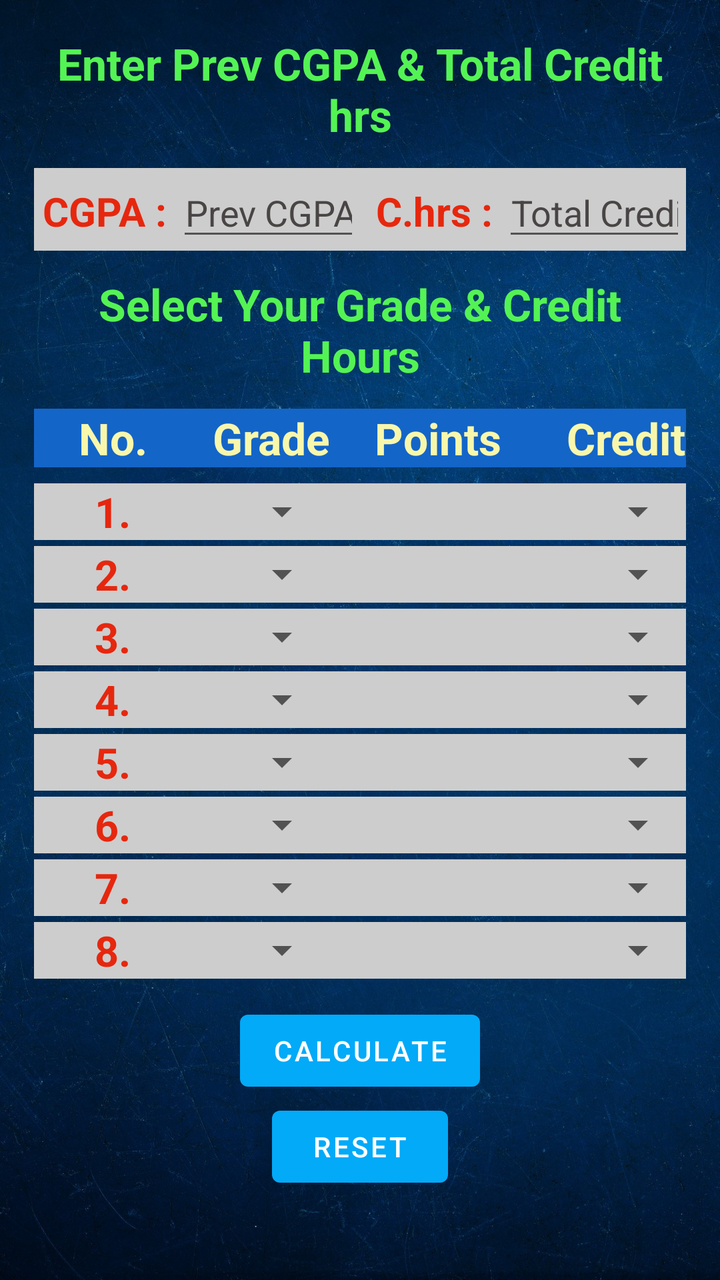
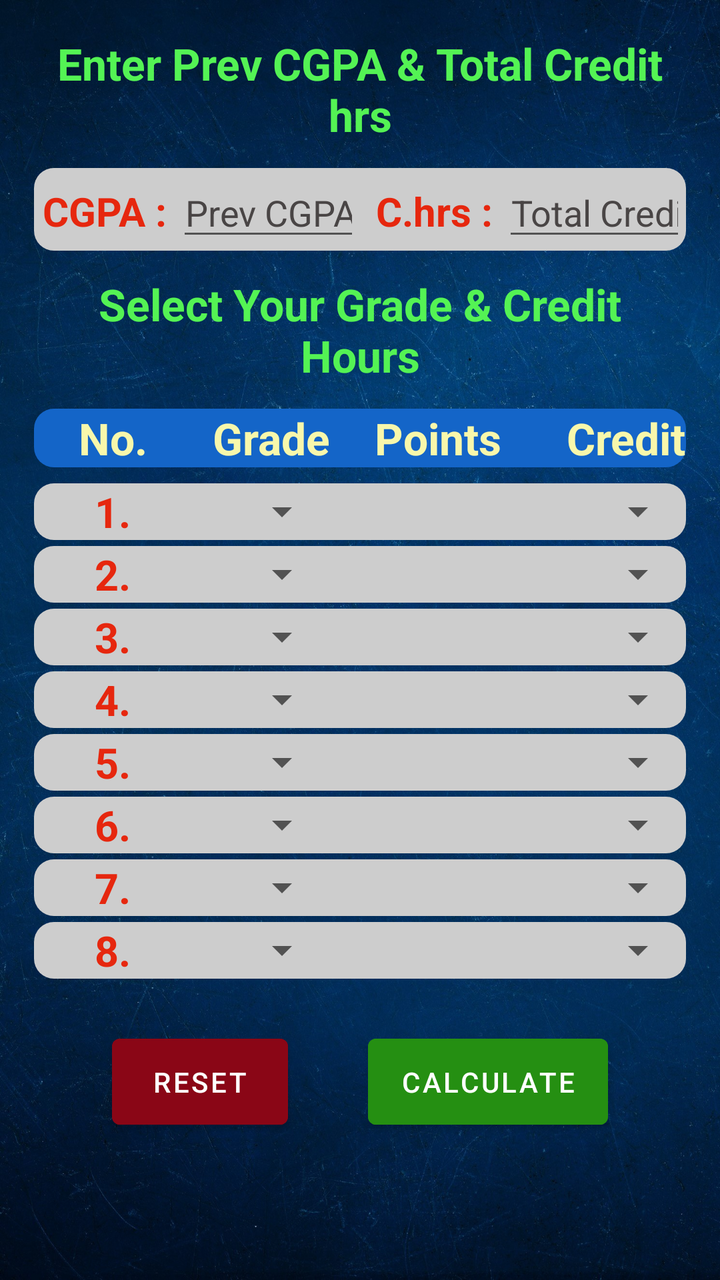

The first picture is an Android layout as it rendered before a commit; the second is the same layout after the commit. The layout source and the unified diff follow.
<!-- AndroidManifest.xml: application theme MyAppTheme -->
<!-- res/layout/activity_main.xml -->
<?xml version="1.0" encoding="utf-8"?>
<LinearLayout xmlns:android="http://schemas.android.com/apk/res/android"
    xmlns:tools="http://schemas.android.com/tools"
    android:layout_width="match_parent"
    android:layout_height="match_parent"
    tools:context=".MainActivity"
    android:background="@drawable/app_wallpaper"
    android:padding="5dp"
    android:orientation="vertical">


    <TextView
        android:layout_width="match_parent"
        android:layout_height="wrap_content"
        android:text= "@string/enter_prev_cgpa_total_cr_hours"
        android:textColor="@color/light_green"
        android:textStyle="bold"
        android:textSize="22sp"
        android:gravity="center"
        android:layout_marginTop="12dp"
        android:layout_marginStart="12dp"
        android:layout_marginEnd="12dp"
        />

    <LinearLayout
        android:layout_width="match_parent"
        android:layout_height="wrap_content"
        android:orientation="horizontal"
        android:background="@color/grey"
        android:layout_margin="12dp">

        <TextView
            android:layout_width="wrap_content"
            android:layout_height="wrap_content"
            android:text="CGPA : "
            android:textSize="20sp"
            android:textStyle="bold"
            android:gravity="center"
            android:layout_marginStart="4dp"
            android:textColor="@color/red"
            />

        <EditText
            android:id="@+id/PrevCGPA"
            android:layout_width="0dp"
            android:layout_height="wrap_content"
            android:layout_weight="1"
            android:textColorHint="@color/hintBlack"
            android:gravity="center"
            android:layout_marginEnd="4dp"
            android:hint="@string/enter_prev_cgpa"
            android:inputType="numberDecimal"/>

        <TextView
            android:layout_width="wrap_content"
            android:layout_height="wrap_content"
            android:text="C.hrs : "
            android:textSize="20sp"
            android:textStyle="bold"
            android:gravity="center"
            android:layout_marginStart="4dp"
            android:textColor="@color/red"
            />

        <EditText
            android:id="@+id/TotalCredit"
            android:layout_width="0dp"
            android:layout_height="wrap_content"
            android:layout_weight="1"
            android:gravity="center"
            android:textColorHint="@color/hintBlack"
            android:hint="@string/enter_total_credit_hours"
            android:inputType="numberDecimal"/>

    </LinearLayout>


    <TextView
        android:layout_width="match_parent"
        android:layout_height="wrap_content"
        android:text= "@string/select_your_grade_credit_hours"
        android:textColor="@color/light_green"
        android:textStyle="bold"
        android:textSize="22sp"
        android:gravity="center"
        android:layout_marginStart="12dp"
        android:layout_marginEnd="12dp"
        />

    <TableLayout
        android:layout_width="match_parent"
        android:layout_height="wrap_content"
        android:layout_margin="12dp"
        android:stretchColumns="1,3">

        <TableRow
            android:layout_width="match_parent"
            android:layout_height="wrap_content"
            android:background="@color/light_blue">
            <TextView
                android:layout_width="match_parent"
                android:layout_height="match_parent"
                android:text= "No."
                android:textColor="@color/cream"
                android:textStyle="bold"
                android:textSize="22sp"
                android:gravity="center"
                android:layout_column="1"
                />
            <TextView
                android:layout_width="match_parent"
                android:layout_height="match_parent"
                android:text= "  Grade"
                android:textColor="@color/cream"
                android:textStyle="bold"
                android:textSize="22sp"
                android:layout_column="2"
                />
            <TextView
                android:layout_width="match_parent"
                android:layout_height="match_parent"
                android:text= "Points"
                android:textColor="@color/cream"
                android:textStyle="bold"
                android:gravity="center"
                android:textSize="22sp"
                android:layout_column="3"
                />
            <TextView
                android:layout_width="match_parent"
                android:layout_height="match_parent"
                android:text= "  Credit"
                android:textColor="@color/cream"
                android:textStyle="bold"
                android:textSize="22sp"
                android:layout_column="4"
                />

        </TableRow>

        <TableRow
            android:layout_width="match_parent"
            android:layout_height="100dp"
            android:layout_marginTop="8dp"
            android:background="@color/grey">
            
            <TextView
                android:layout_width="match_parent"
                android:layout_height="match_parent"
                android:text= "1."
                android:textColor="@color/red"
                android:textSize="21sp"
                android:gravity="center"
                android:textStyle="bold"
                android:layout_column="1"
                />
            <Spinner
                android:id="@+id/gradeList1"
                android:layout_width="match_parent"
                android:layout_height="match_parent"/>
            <TextView
                android:id="@+id/point1"
                android:layout_width="match_parent"
                android:layout_height="match_parent"
                android:text= ""
                android:textColor="@color/black"
                android:textSize="20sp"
                android:gravity="center"
                android:layout_column="3"
                />
            <Spinner
                android:id="@+id/creditList1"
                android:layout_width="match_parent"
                android:layout_height="match_parent"/>


        </TableRow>

        <TableRow
            android:layout_width="match_parent"
            android:layout_height="wrap_content"
            android:background="@color/grey"
            android:layout_marginTop="3dp">
            <TextView
                android:layout_width="match_parent"
                android:layout_height="match_parent"
                android:text= "2."
                android:textColor="@color/red"
                android:textSize="21sp"
                android:gravity="center"
                android:textStyle="bold"
                android:layout_column="1"
                />
            <Spinner
                android:id="@+id/gradeList2"
                android:layout_width="match_parent"
                android:layout_height="match_parent"/>

            <TextView
                android:id="@+id/point2"
                android:layout_width="match_parent"
                android:layout_height="match_parent"
                android:text= ""
                android:textColor="@color/black"
                android:textSize="20sp"
                android:gravity="center"
                android:layout_column="3"
                />
            <Spinner
                android:id="@+id/creditList2"
                android:layout_width="match_parent"
                android:layout_height="match_parent"/>


        </TableRow>

        <TableRow
            android:layout_width="match_parent"
            android:layout_height="wrap_content"
            android:background="@color/grey"
            android:layout_marginTop="3dp">
            <TextView
                android:layout_width="match_parent"
                android:layout_height="match_parent"
                android:text= "3."
                android:textColor="@color/red"
                android:textSize="21sp"
                android:gravity="center"
                android:textStyle="bold"
                android:layout_column="1"
                />
            <Spinner
                android:id="@+id/gradeList3"
                android:layout_width="match_parent"
                android:layout_height="match_parent"/>

            <TextView
                android:id="@+id/point3"
                android:layout_width="match_parent"
                android:layout_height="match_parent"
                android:text= ""
                android:textColor="@color/black"
                android:textSize="20sp"
                android:gravity="center"
                android:layout_column="3"
                />
            <Spinner
                android:id="@+id/creditList3"
                android:layout_width="match_parent"
                android:layout_height="match_parent"/>

        </TableRow>

        <TableRow
            android:layout_width="match_parent"
            android:layout_height="wrap_content"
            android:background="@color/grey"
            android:layout_marginTop="3dp">
            <TextView
                android:layout_width="match_parent"
                android:layout_height="match_parent"
                android:text= "4."
                android:textColor="@color/red"
                android:textSize="21sp"
                android:gravity="center"
                android:textStyle="bold"
                android:layout_column="1"
                />
            <Spinner
                android:id="@+id/gradeList4"
                android:layout_width="match_parent"
                android:layout_height="match_parent"/>

            <TextView
                android:id="@+id/point4"
                android:layout_width="match_parent"
                android:layout_height="match_parent"
                android:text= ""
                android:textColor="@color/black"
                android:textSize="20sp"
                android:gravity="center"
                android:layout_column="3"
                />
            <Spinner
                android:id="@+id/creditList4"
                android:layout_width="match_parent"
                android:layout_height="match_parent"/>

        </TableRow>

        <TableRow
            android:layout_width="match_parent"
            android:layout_height="wrap_content"
            android:background="@color/grey"
            android:layout_marginTop="3dp">
            <TextView
                android:layout_width="match_parent"
                android:layout_height="match_parent"
                android:text= "5."
                android:textColor="@color/red"
                android:textSize="21sp"
                android:gravity="center"
                android:textStyle="bold"
                android:layout_column="1"
                />
            <Spinner
                android:id="@+id/gradeList5"
                android:layout_width="match_parent"
                android:layout_height="match_parent"/>

            <TextView
                android:id="@+id/point5"
                android:layout_width="match_parent"
                android:layout_height="match_parent"
                android:text= ""
                android:textColor="@color/black"
                android:textSize="20sp"
                android:gravity="center"
                android:layout_column="3"
                />
            <Spinner
                android:id="@+id/creditList5"
                android:layout_width="match_parent"
                android:layout_height="match_parent"/>

        </TableRow>

        <TableRow
            android:layout_width="match_parent"
            android:layout_height="wrap_content"
            android:background="@color/grey"
            android:layout_marginTop="3dp">
            <TextView
                android:layout_width="match_parent"
                android:layout_height="match_parent"
                android:text= "6."
                android:textColor="@color/red"
                android:textSize="21sp"
                android:gravity="center"
                android:textStyle="bold"
                android:layout_column="1"
                />
            <Spinner
                android:id="@+id/gradeList6"
                android:layout_width="match_parent"
                android:layout_height="match_parent"/>
            <TextView
                android:id="@+id/point6"
                android:layout_width="match_parent"
                android:layout_height="match_parent"
                android:text= ""
                android:textColor="@color/black"
                android:textSize="20sp"
                android:gravity="center"
                android:layout_column="3"
                />
            <Spinner
                android:id="@+id/creditList6"
                android:layout_width="match_parent"
                android:layout_height="match_parent"/>

        </TableRow>

        <TableRow
            android:layout_width="match_parent"
            android:layout_height="wrap_content"
            android:background="@color/grey"
            android:layout_marginTop="3dp">
            <TextView
                android:layout_width="match_parent"
                android:layout_height="match_parent"
                android:text= "7."
                android:textColor="@color/red"
                android:textSize="21sp"
                android:gravity="center"
                android:textStyle="bold"
                android:layout_column="1"
                />
            <Spinner
                android:id="@+id/gradeList7"
                android:layout_width="match_parent"
                android:layout_height="match_parent"/>
            <TextView
                android:id="@+id/point7"
                android:layout_width="match_parent"
                android:layout_height="match_parent"
                android:text= ""
                android:textColor="@color/black"
                android:textSize="20sp"
                android:gravity="center"
                android:layout_column="3"
                />
            <Spinner
                android:id="@+id/creditList7"
                android:layout_width="match_parent"
                android:layout_height="match_parent"/>

        </TableRow>

        <TableRow
            android:layout_width="match_parent"
            android:layout_height="wrap_content"
            android:background="@color/grey"
            android:layout_marginTop="3dp">
            <TextView
                android:layout_width="match_parent"
                android:layout_height="match_parent"
                android:text= "8."
                android:textColor="@color/red"
                android:textSize="21sp"
                android:gravity="center"
                android:textStyle="bold"
                android:layout_column="1"
                />
            <Spinner
                android:id="@+id/gradeList8"
                android:layout_width="match_parent"
                android:layout_height="match_parent"/>
            <TextView
                android:id="@+id/point8"
                android:layout_width="match_parent"
                android:layout_height="match_parent"
                android:text= ""
                android:textColor="@color/black"
                android:textSize="20sp"
                android:gravity="center"
                android:layout_column="3"
                />
            <Spinner
                android:id="@+id/creditList8"
                android:layout_width="match_parent"
                android:layout_height="match_parent"/>

        </TableRow>

    </TableLayout>

    <Button
        android:id="@+id/calculate"
        android:layout_width="wrap_content"
        android:layout_height="wrap_content"
        android:text="Calculate"
        android:layout_gravity="center"/>

    <Button
        android:id="@+id/reset"
        android:layout_width="wrap_content"
        android:layout_height="wrap_content"
        android:text="Reset"
        android:layout_gravity="center"/>



</LinearLayout>
<!-- resources referenced by this layout -->
<resources>
  <color name="black">#FF000000</color>
  <color name="cream">#F8F7AB</color>
  <color name="grey">#CDCDCD</color>
  <color name="hintBlack">#494545</color>
  <color name="light_blue">#1465C8</color>
  <color name="light_green">#54F354</color>
  <color name="red">#E6270E</color>
  <!-- drawable app_wallpaper: jpg bitmap (drawable, 713344 bytes) -->
  <string name="enter_prev_cgpa"> Prev CGPA</string>
  <string name="enter_prev_cgpa_total_cr_hours">Enter Prev CGPA &amp; Total Credit hrs</string>
  <string name="enter_total_credit_hours">Total Credit</string>
  <string name="select_your_grade_credit_hours">Select Your Grade &amp; Credit Hours</string>
  <style name="MyAppTheme" parent="Theme.MaterialComponents.DayNight.DarkActionBar">
          
          <item name="colorPrimary">#02AAF8</item>
          <item name="colorPrimaryVariant">@color/grey</item>
          <item name="colorOnPrimary">@color/white</item>
          
          <item name="colorSecondary">@color/hintBlack</item>
          <item name="colorSecondaryVariant">#000000</item>
          <item name="colorOnSecondary">@color/black</item>
          
          <item name="android:statusBarColor" tools:targetApi="l">#81B1C1</item>
          
      </style>
  <color name="white">#FFFFFFFF</color>
</resources>

<!-- the commit's change to res/layout/activity_main.xml (unified diff, before → after) -->
@@ -1,13 +1,20 @@
 <?xml version="1.0" encoding="utf-8"?>
-<LinearLayout xmlns:android="http://schemas.android.com/apk/res/android"
+<androidx.drawerlayout.widget.DrawerLayout xmlns:android="http://schemas.android.com/apk/res/android"
     xmlns:tools="http://schemas.android.com/tools"
     android:layout_width="match_parent"
     android:layout_height="match_parent"
-    tools:context=".MainActivity"
-    android:background="@drawable/app_wallpaper"
-    android:padding="5dp"
-    android:orientation="vertical">
-
+    xmlns:app="http://schemas.android.com/apk/res-auto"
+    android:fitsSystemWindows="true"
+    tools:openDrawer="end"
+    android:id="@+id/gradeDrawer"
+    tools:context=".MainActivity">
+
+    <LinearLayout
+        android:layout_width="match_parent"
+        android:layout_height="match_parent"
+        android:background="@drawable/app_wallpaper"
+        android:padding="5dp"
+        android:orientation="vertical">
 
     <TextView
         android:layout_width="match_parent"
@@ -26,7 +33,7 @@
         android:layout_width="match_parent"
         android:layout_height="wrap_content"
         android:orientation="horizontal"
-        android:background="@color/grey"
+        android:background="@drawable/rounded_row"
         android:layout_margin="12dp">
 
         <TextView
@@ -96,7 +103,7 @@
         <TableRow
             android:layout_width="match_parent"
             android:layout_height="wrap_content"
-            android:background="@color/light_blue">
+            android:background="@drawable/rounded_row_blue">
             <TextView
                 android:layout_width="match_parent"
                 android:layout_height="match_parent"
@@ -142,7 +149,7 @@
             android:layout_width="match_parent"
             android:layout_height="100dp"
             android:layout_marginTop="8dp"
-            android:background="@color/grey">
+            android:background="@drawable/rounded_row">
             
             <TextView
                 android:layout_width="match_parent"
@@ -179,7 +186,7 @@
         <TableRow
             android:layout_width="match_parent"
             android:layout_height="wrap_content"
-            android:background="@color/grey"
+            android:background="@drawable/rounded_row"
             android:layout_marginTop="3dp">
             <TextView
                 android:layout_width="match_parent"
@@ -217,7 +224,7 @@
         <TableRow
             android:layout_width="match_parent"
             android:layout_height="wrap_content"
-            android:background="@color/grey"
+            android:background="@drawable/rounded_row"
             android:layout_marginTop="3dp">
             <TextView
                 android:layout_width="match_parent"
@@ -254,7 +261,7 @@
         <TableRow
             android:layout_width="match_parent"
             android:layout_height="wrap_content"
-            android:background="@color/grey"
+            android:background="@drawable/rounded_row"
             android:layout_marginTop="3dp">
             <TextView
                 android:layout_width="match_parent"
@@ -291,7 +298,7 @@
         <TableRow
             android:layout_width="match_parent"
             android:layout_height="wrap_content"
-            android:background="@color/grey"
+            android:background="@drawable/rounded_row"
             android:layout_marginTop="3dp">
             <TextView
                 android:layout_width="match_parent"
@@ -328,7 +335,7 @@
         <TableRow
             android:layout_width="match_parent"
             android:layout_height="wrap_content"
-            android:background="@color/grey"
+            android:background="@drawable/rounded_row"
             android:layout_marginTop="3dp">
             <TextView
                 android:layout_width="match_parent"
@@ -364,7 +371,7 @@
         <TableRow
             android:layout_width="match_parent"
             android:layout_height="wrap_content"
-            android:background="@color/grey"
+            android:background="@drawable/rounded_row"
             android:layout_marginTop="3dp">
             <TextView
                 android:layout_width="match_parent"
@@ -400,7 +407,7 @@
         <TableRow
             android:layout_width="match_parent"
             android:layout_height="wrap_content"
-            android:background="@color/grey"
+            android:background="@drawable/rounded_row"
             android:layout_marginTop="3dp">
             <TextView
                 android:layout_width="match_parent"
@@ -435,20 +442,37 @@
 
     </TableLayout>
 
-    <Button
-        android:id="@+id/calculate"
-        android:layout_width="wrap_content"
+    <LinearLayout
+        android:layout_width="match_parent"
         android:layout_height="wrap_content"
-        android:text="Calculate"
-        android:layout_gravity="center"/>
-
-    <Button
-        android:id="@+id/reset"
-        android:layout_width="wrap_content"
-        android:layout_height="wrap_content"
-        android:text="Reset"
-        android:layout_gravity="center"/>
-
-
-
-</LinearLayout>
+        android:layout_margin="12dp"
+        android:gravity="center">
+
+        <Button
+            android:id="@+id/reset"
+            android:layout_width="wrap_content"
+            android:layout_height="55dp"
+            android:text="Reset"
+            android:layout_marginRight="40dp"
+            android:backgroundTint="@color/dark_red"/>
+        <Button
+            android:id="@+id/calculate"
+            android:layout_width="wrap_content"
+            android:layout_height="55dp"
+            android:text="Calculate"
+            android:backgroundTint="@color/dark_green"/>
+
+    </LinearLayout>
+
+    </LinearLayout>
+
+
+
+
+
+
+
+
+
+
+</androidx.drawerlayout.widget.DrawerLayout>
<!-- resource entries referenced after the edit -->
@@ -2,12 +2,24 @@
 <resources>
   <color name="black">#FF000000</color>
   <color name="cream">#F8F7AB</color>
+  <color name="dark_green">#258F12</color>
+  <color name="dark_red">#8A0616</color>
   <color name="grey">#CDCDCD</color>
   <color name="hintBlack">#494545</color>
   <color name="light_blue">#1465C8</color>
   <color name="light_green">#54F354</color>
   <color name="red">#E6270E</color>
   <!-- drawable app_wallpaper: jpg bitmap (drawable, 713344 bytes) -->
+  <!-- drawable rounded_row (drawable) -->
+  <shape xmlns:android="http://schemas.android.com/apk/res/android">
+      <corners android:radius="10dp" />
+      <solid android:color="@color/grey" />
+  </shape>
+  <!-- drawable rounded_row_blue (drawable) -->
+  <shape xmlns:android="http://schemas.android.com/apk/res/android">
+      <corners android:radius="10dp" />
+      <solid android:color="@color/light_blue" />
+  </shape>
   <string name="enter_prev_cgpa"> Prev CGPA</string>
   <string name="enter_prev_cgpa_total_cr_hours">Enter Prev CGPA &amp; Total Credit hrs</string>
   <string name="enter_total_credit_hours">Total Credit</string>
